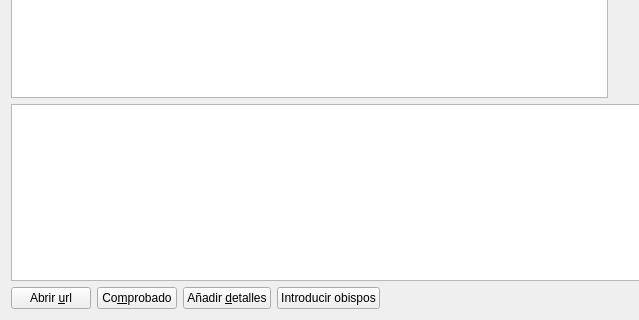
First picture: the form in gui/dlgdiocesis.ui, repository rogorido/qtpredicadores, before the edit; both pictures show x 0 to 639 and y 117 to 437 of the 745 by 437 pixel window.
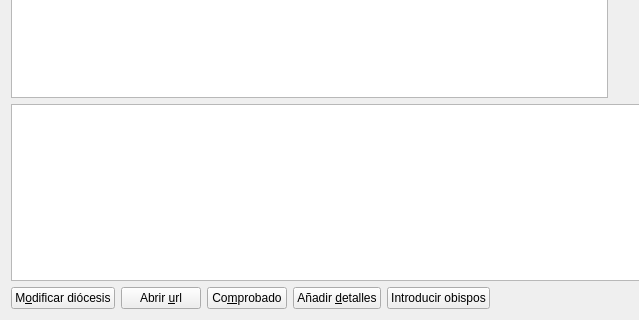
Second picture: the form after the edit.

Commit message: Menores de GUI

Diff of the .ui file:
```diff
--- a/gui/dlgdiocesis.ui
+++ b/gui/dlgdiocesis.ui
@@ -71,6 +71,13 @@
    </item>
    <item>
     <layout class="QHBoxLayout" name="horizontalLayout">
+     <item>
+      <widget class="QPushButton" name="btModificarDiocesis">
+       <property name="text">
+        <string>M&amp;odificar diócesis</string>
+       </property>
+      </widget>
+     </item>
      <item>
       <widget class="QPushButton" name="pbAbrirUrl">
        <property name="text">
```
The commit also changes 3 other files.
